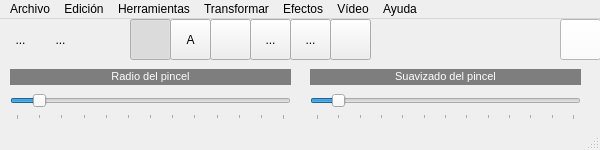
hsanchezm7/QFotoPaint6, file mainwindow.ui: the form before one commit.
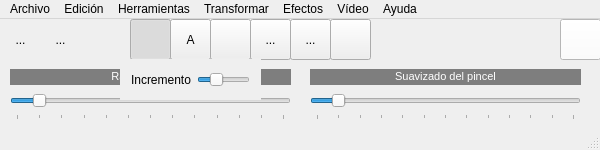
The form after the commit. Icons and pictures are not drawn.

The edit to the form file:
```diff
--- a/mainwindow.ui
+++ b/mainwindow.ui
@@ -396,6 +396,72 @@
     <property name="autoExclusive">
      <bool>true</bool>
     </property>
+    <property name="popupMode">
+     <enum>QToolButton::ToolButtonPopupMode::DelayedPopup</enum>
+    </property>
+    <property name="toolButtonStyle">
+     <enum>Qt::ToolButtonStyle::ToolButtonIconOnly</enum>
+    </property>
+    <property name="autoRaise">
+     <bool>false</bool>
+    </property>
+    <property name="arrowType">
+     <enum>Qt::ArrowType::NoArrow</enum>
+    </property>
+   </widget>
+   <widget class="QSlider" name="horizontalSlider_3">
+    <property name="geometry">
+     <rect>
+      <x>210</x>
+      <y>120</y>
+      <width>160</width>
+      <height>22</height>
+     </rect>
+    </property>
+    <property name="orientation">
+     <enum>Qt::Orientation::Horizontal</enum>
+    </property>
+   </widget>
+   <widget class="QWidget" name="incrementoArcoirisWidget" native="true">
+    <property name="enabled">
+     <bool>true</bool>
+    </property>
+    <property name="geometry">
+     <rect>
+      <x>120</x>
+      <y>40</y>
+      <width>141</width>
+      <height>41</height>
+     </rect>
+    </property>
+    <property name="autoFillBackground">
+     <bool>true</bool>
+    </property>
+    <layout class="QHBoxLayout" name="horizontalLayout">
+     <item>
+      <widget class="QLabel" name="label_3">
+       <property name="text">
+        <string>Incremento</string>
+       </property>
+      </widget>
+     </item>
+     <item>
+      <widget class="QSlider" name="horizontalSlider_4">
+       <property name="minimum">
+        <number>1</number>
+       </property>
+       <property name="maximum">
+        <number>30</number>
+       </property>
+       <property name="value">
+        <number>10</number>
+       </property>
+       <property name="orientation">
+        <enum>Qt::Orientation::Horizontal</enum>
+       </property>
+      </widget>
+     </item>
+    </layout>
    </widget>
   </widget>
   <widget class="QMenuBar" name="menuBar">
```
Left out of the diff: 12 changed lines with no effect on the pictures.
